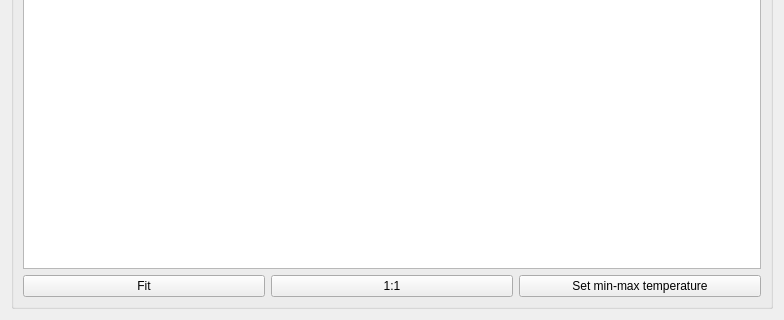
Before: the Qt Designer form visualizationform.ui in szazdenes/heatCam, drawn with Qt 5; both pictures show x 0 to 784 and y 195 to 515 of the 784 by 515 pixel window.
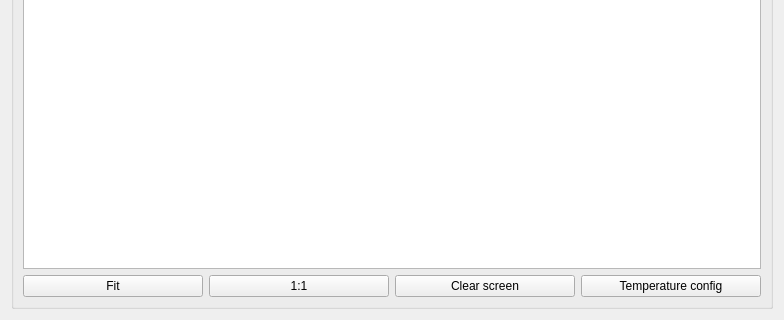
After: the same form once the commit is applied.

Diff of the .ui file:
```diff
--- a/visualizationform.ui
+++ b/visualizationform.ui
@@ -48,16 +48,23 @@
         </property>
        </widget>
       </item>
-      <item row="1" column="2">
+      <item row="1" column="3">
        <widget class="QPushButton" name="tempPushButton">
         <property name="text">
-         <string>Set min-max temperature</string>
+         <string>Temperature config</string>
         </property>
        </widget>
       </item>
-      <item row="0" column="0" colspan="3">
+      <item row="0" column="0" colspan="4">
        <widget class="QGraphicsView" name="graphicsView"/>
       </item>
+      <item row="1" column="2">
+       <widget class="QPushButton" name="clearPushButton">
+        <property name="text">
+         <string>Clear screen</string>
+        </property>
+       </widget>
+      </item>
      </layout>
     </widget>
    </item>
```
